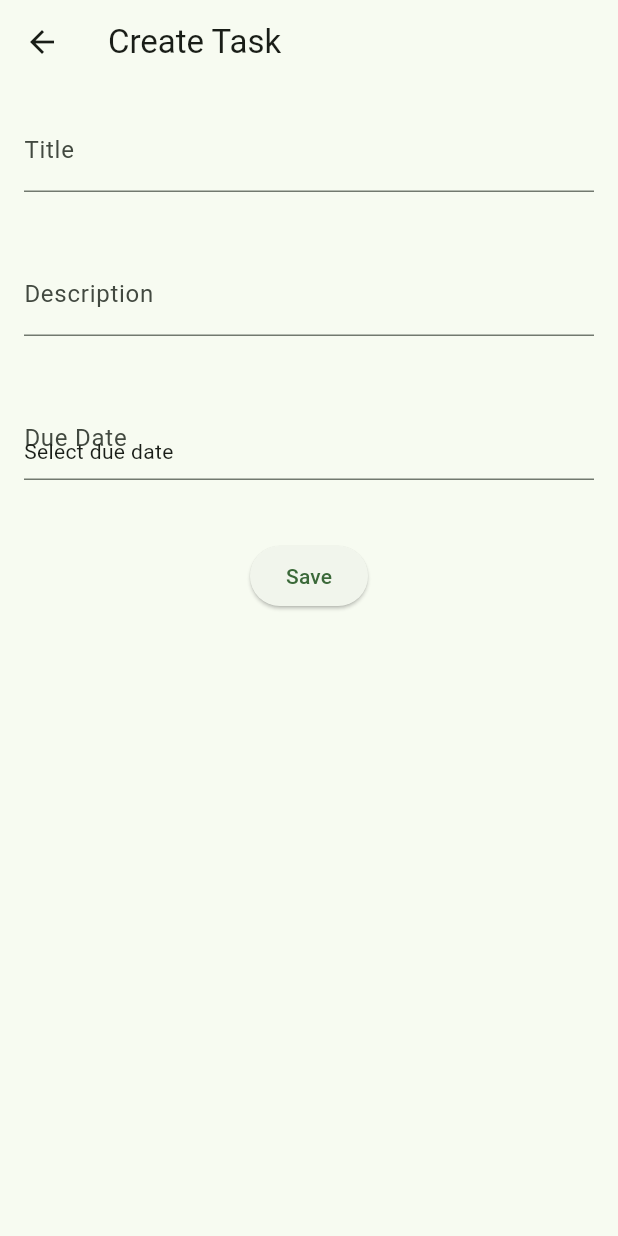
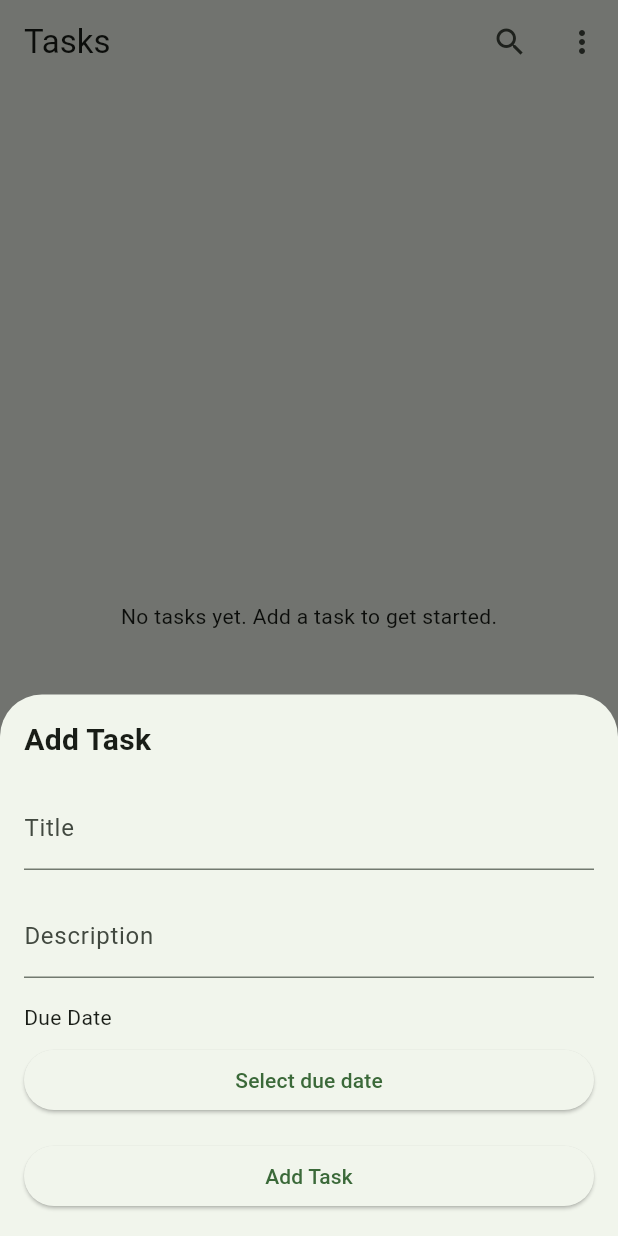
Before and after one commit to AbdelazizHanzaz/task_manager_flutter_app, a Flutter app: the screen it shows after launch, after a tap on the "add" icon, on a phone screen of 412 x 824 dp. Run offline on Flutter 3.47's test engine with Material 2 defaults, Android fonts, the light colour scheme and no system bars; our stand-ins replace hive; accounts and stored records are empty.

Commit message:
updates app version 0.1

```diff
--- a/lib/data/provider.dart
+++ b/lib/data/provider.dart
@@ -7,6 +7,8 @@ class TaskProvider with ChangeNotifier {
   final List<Task> _tasks = [];
 
   List<Task> get tasks => _tasks;
+
+   List<Task> get completedTasks => _tasks.where((task) => task.isCompleted).toList();
 
   //get isLoading => _isLoading;
 
@@ -26,6 +28,11 @@ class TaskProvider with ChangeNotifier {
   void deleteTask(String taskTitle) {
     _tasks.removeWhere((task) => task.title == taskTitle);
     notifyListeners();
+  }
+
+   List<Task> get deletedTasks {
+    //return _tasks.where((task) => task.isDeleted).toList();
+    return _tasks.where((task) => true).toList();
   }
 
   void markTaskAsCompleted(String taskTitle) {
--- a/lib/main.dart
+++ b/lib/main.dart
@@ -3,7 +3,6 @@ import 'package:provider/provider.dart';
 import 'package:task_manager_flutter_app/data/provider.dart';
 import 'package:task_manager_flutter_app/data/services/hive_service.dart';
 import 'package:task_manager_flutter_app/routes/app_routes.dart';
-import 'package:task_manager_flutter_app/screens/tasks_screen.dart';
 
 
 void main() async{
@@ -33,7 +32,7 @@ class MyApp extends StatelessWidget {
       ),
       //home: const TasksScreen(),
       onGenerateRoute: AppRouters.generateRoute,
-      initialRoute: AppRouters.tasks,
+      initialRoute: AppRouters.home,
     );
   }
 }
--- a/lib/routes/app_routes.dart
+++ b/lib/routes/app_routes.dart
@@ -4,6 +4,7 @@ import 'package:flutter/material.dart';
 import 'package:task_manager_flutter_app/data/models/task_model.dart';
 import 'package:task_manager_flutter_app/screens/create_task_screen.dart';
 import 'package:task_manager_flutter_app/screens/edit_task_screen.dart';
+import 'package:task_manager_flutter_app/screens/home_screen.dart';
 import 'package:task_manager_flutter_app/screens/task_details_screen.dart';
 import 'package:task_manager_flutter_app/screens/tasks_screen.dart';
 
@@ -11,6 +12,7 @@ import 'package:task_manager_flutter_app/screens/tasks_screen.dart';
 
 class AppRouters {
 
+  static const String home = '/';
   static const String tasks = '/tasks';
   static const String createTask = '/create-task';
   static const String editTask = '/edit-task';
@@ -19,6 +21,8 @@ class AppRouters {
 
   static Route<dynamic>? generateRoute(RouteSettings settings) {
     switch (settings.name) {
+      case home:
+        return MaterialPageRoute(builder: (_) => const HomeScreen());
       case tasks:
         return MaterialPageRoute(builder: (_) => const TasksScreen());
       case createTask:
--- /dev/null
+++ b/lib/screens/completed_tasks_screen.dart
@@ -0,0 +1,33 @@
+
+import 'package:flutter/material.dart';
+import 'package:provider/provider.dart';
+
+import '../data/provider.dart';
+import '../widgets/task_widget.dart';
+
+class CompletedTasksScreen extends StatelessWidget {
+  const CompletedTasksScreen({super.key});
+
+  @override
+  Widget build(BuildContext context) {
+    final taskProvider = Provider.of<TaskProvider>(context);
+    final completedTasks = taskProvider.completedTasks;
+
+    return Scaffold(
+      appBar: AppBar(
+        title: const Text('Completed Tasks'),
+      ),
+      body: completedTasks.isEmpty
+          ? const Center(
+              child: Text('No completed tasks.'),
+            )
+          : ListView.builder(
+              itemCount: completedTasks.length,
+              itemBuilder: (context, index) {
+                final task = completedTasks[index];
+                return TaskWidget(task: task, taskColor: Colors.blue.shade200,);
+              },
+            ),
+    );
+  }
+}
--- a/lib/screens/create_task_screen.dart
+++ b/lib/screens/create_task_screen.dart
@@ -10,18 +10,13 @@ class CreateTaskScreen extends StatelessWidget {
   Widget build(BuildContext context) {
     final taskProvider = Provider.of<TaskProvider>(context, listen: false);
 
-    return Scaffold(
-      appBar: AppBar(
-        title: const Text('Create Task'),
-      ),
-      body: Padding(
+    return  Padding(
         padding: const EdgeInsets.all(16),
         child:
             TaskFormWidget(onSave: (newTask){
               taskProvider.saveTask(newTask);
                Navigator.of(context).pop();
               }),
-      ),
-    );
+      );
   }
 }
--- /dev/null
+++ b/lib/screens/home_screen.dart
@@ -0,0 +1,71 @@
+import 'package:flutter/material.dart';
+import 'package:task_manager_flutter_app/routes/app_routes.dart';
+
+import '../utils/screen_utils.dart';
+import '../widgets/task_form_popup.dart';
+
+class HomeScreen extends StatefulWidget {
+  const HomeScreen({super.key});
+
+  @override
+  State<HomeScreen> createState() => _HomeScreenState();
+}
+
+class _HomeScreenState extends State<HomeScreen> {
+  int _currentIndex = 0;
+
+  @override
+  Widget build(BuildContext context) {
+    return Scaffold(
+      appBar: AppBar(
+        title: Text(ScreenUtils.getTitle(_currentIndex)),
+        actions: [
+          IconButton(
+            icon: const Icon(Icons.search),
+            onPressed: () {},
+          ),
+          IconButton(
+            icon: const Icon(Icons.more_vert),
+            onPressed: () {},
+          )
+        ],
+      ),
+      body: ScreenUtils.getScreen(_currentIndex),
+      bottomNavigationBar: BottomNavigationBar(
+        currentIndex: _currentIndex,
+        onTap: (index) {
+          setState(() {
+            _currentIndex = index;
+          });
+        },
+        items: [
+          BottomNavigationBarItem(
+            icon: Icon(ScreenUtils.getIcon(0)),
+            label: ScreenUtils.getTitle(0),
+          ),
+          BottomNavigationBarItem(
+            icon: Icon(ScreenUtils.getIcon(1)),
+            label: ScreenUtils.getTitle(1),
+          ),
+          BottomNavigationBarItem(
+            icon: Icon(ScreenUtils.getIcon(2)),
+            label: ScreenUtils.getTitle(2),
+          ),
+          // Add other bottom navigation bar items as needed
+        ],
+      ),
+      floatingActionButton: _currentIndex == 0
+          ? FloatingActionButton(
+              onPressed: () {
+                showModalBottomSheet(
+                  context: context,
+                  builder: (_) => const TaskPopupWidget(),
+                );
+              },
+              child: const Icon(Icons.add),
+            )
+          : null,
+      floatingActionButtonLocation: FloatingActionButtonLocation.centerFloat,
+    );
+  }
+}
--- a/lib/screens/tasks_screen.dart
+++ b/lib/screens/tasks_screen.dart
@@ -1,6 +1,5 @@
 import 'package:flutter/material.dart';
 import 'package:provider/provider.dart';
-import 'package:task_manager_flutter_app/routes/app_routes.dart';
 import 'package:task_manager_flutter_app/widgets/task_list.dart';
 
 import '../data/provider.dart';
@@ -14,19 +13,10 @@ class TasksScreen extends StatelessWidget {
     final tasks = taskProvider.tasks;
     //final isLoading = taskProvider.isLoading;
 
-    return Scaffold(
-      appBar: AppBar(
-        title: const Text('Tasks'),
-      ),
-      body: tasks.isNotEmpty
+    return tasks.isNotEmpty
           ? TaskList(tasks: tasks)
           : const Center(
               child: Text('No tasks yet. Add a task to get started.'),
-            ),
-      floatingActionButton: FloatingActionButton(
-        onPressed: ()=> Navigator.pushNamed(context, AppRouters.createTask),
-        child: const Icon(Icons.add, size: 24,),
-        ),
-    );
+            );
   }
 }
--- /dev/null
+++ b/lib/utils/screen_utils.dart
@@ -0,0 +1,52 @@
+
+
+import 'package:flutter/material.dart';
+import 'package:task_manager_flutter_app/screens/deleted_tasks_screen.dart';
+
+import '../screens/tasks_screen.dart';
+
+class ScreenUtils {
+
+  static const String tasksScreenTitle = "Tasks";
+  static const String completedTasksScreenTitle = "Completed Tasks";
+  static const String deletedTasksScreenTitle = "Deleted Tasks";
+
+  static Widget getScreen(int index) {
+    switch (index) {
+      case 0:
+        return const TasksScreen();
+      case 1:
+        return Container();
+      case 2:
+        return const DeletedTasksScreen();
+      default:
+        return Container();
+    }
+  }
+
+  static String getTitle(int index) {
+    switch (index) {
+      case 0:
+        return tasksScreenTitle;
+      case 1:
+        return completedTasksScreenTitle;
+      case 2:
+        return deletedTasksScreenTitle;
+      default:
+        return 'No Title';
+    }
+  }
+
+  static IconData getIcon(int index) {
+    switch (index) {
+      case 0:
+        return Icons.list;
+      case 1:
+        return Icons.done;
+      case 2:
+        return Icons.delete;
+      default:
+        return Icons.error;
+    }
+  }
+}
--- a/lib/widgets/task_form.dart
+++ b/lib/widgets/task_form.dart
@@ -137,7 +137,7 @@ class _TaskFormWidgetState extends State<TaskFormWidget> {
             onTap: () => _selectDueDate(context),
             child: InputDecorator(
               decoration: const InputDecoration(
-                labelText: 'Due Date',
+                //labelText: 'Due Date',
                 hintText: 'Select due date',
               ),
               isEmpty: _dueDate == null,
--- /dev/null
+++ b/lib/widgets/task_form_popup.dart
@@ -0,0 +1,119 @@
+import 'package:flutter/material.dart';
+import 'package:provider/provider.dart';
+
+import '../data/models/task_model.dart';
+import '../data/provider.dart';
+
+class TaskPopupWidget extends StatefulWidget {
+  const TaskPopupWidget({super.key});
+
+  @override
+  State<TaskPopupWidget> createState() => _TaskPopupWidgetState();
+}
+
+class _TaskPopupWidgetState extends State<TaskPopupWidget> {
+  late TextEditingController _titleController;
+  late TextEditingController _descriptionController;
+  late DateTime _dueDate;
+  late FocusNode _descriptionFocusNode;
+
+
+  @override
+  void initState() {
+    super.initState();
+    _titleController = TextEditingController();
+    _descriptionController = TextEditingController();
+    _dueDate = DateTime.now();
+    _descriptionFocusNode = FocusNode();
+  }
+
+  @override
+  void dispose() {
+    _titleController.dispose();
+    _descriptionController.dispose();
+        _descriptionFocusNode.dispose();
+
+    super.dispose();
+  }
+
+  void _addTask() {
+    final title = _titleController.text;
+    final description = _descriptionController.text;
+
+    final newTask = Task(
+      title: title,
+      description: description,
+      dueDate: _dueDate,
+      isCompleted: false,
+    );
+
+    final taskProvider = Provider.of<TaskProvider>(context, listen: false);
+    taskProvider.saveTask(newTask);
+
+    Navigator.pop(context);
+  }
+
+  @override
+  Widget build(BuildContext context) {
+    return GestureDetector(
+      onTap: () {
+        // Close the popup when tapping outside the content
+        FocusScope.of(context).unfocus();
+      },
+      child: SafeArea(
+        child: SingleChildScrollView(
+          child: Padding(
+            padding: const EdgeInsets.all(16.0),
+            child: Column(
+              crossAxisAlignment: CrossAxisAlignment.stretch,
+              children: [
+                const Text(
+                  'Add Task',
+                  style: TextStyle(
+                    fontSize: 20,
+                    fontWeight: FontWeight.bold,
+                  ),
+                ),
+                const SizedBox(height: 16),
+                TextFormField(
+                  controller: _titleController,
+                  decoration: const InputDecoration(labelText: 'Title'),
+                ),
+                const SizedBox(height: 16),
+                TextFormField(
+                  controller: _descriptionController,
+                  decoration: const InputDecoration(labelText: 'Description'),
+                ),
+                const SizedBox(height: 16),
+                const Text('Due Date'),
+                const SizedBox(height: 8),
+                ElevatedButton(
+                  onPressed: () async {
+                    final pickedDate = await showDatePicker(
+                      context: context,
+                      initialDate: _dueDate,
+                      firstDate: DateTime(2000),
+                      lastDate: DateTime(2100),
+                    );
+
+                    if (pickedDate != null) {
+                      setState(() {
+                        _dueDate = pickedDate;
+                      });
+                    }
+                  },
+                  child: const Text('Select due date'),
+                ),
+                const SizedBox(height: 16),
+                ElevatedButton(
+                  onPressed: _addTask,
+                  child: const Text('Add Task'),
+                ),
+              ],
+            ),
+          ),
+        ),
+      ),
+    );
+  }
+}
--- a/lib/widgets/task_list.dart
+++ b/lib/widgets/task_list.dart
@@ -21,10 +21,9 @@ class TaskList extends StatelessWidget {
         return TaskCard(
           task: task,
           onMarkAsCompleted: () {
-            // Handle mark as completed action
+             taskProvider.markTaskAsCompleted(task.title);
           },
           onDelete: () {
-            // Handle delete action
             taskProvider.deleteTask(task.title);
           },
         );
--- /dev/null
+++ b/lib/widgets/task_widget.dart
@@ -0,0 +1,31 @@
+
+import 'package:flutter/material.dart';
+
+import '../data/models/task_model.dart';
+
+class TaskWidget extends StatelessWidget {
+  final Task task;
+  final Color taskColor;
+
+  const TaskWidget({super.key,
+    required this.task,
+    this.taskColor = Colors.black,
+  });
+
+  @override
+  Widget build(BuildContext context) {
+    return ListTile(
+      title: Text(
+        task.title,
+        style: TextStyle(
+          color: taskColor,
+          fontWeight: task.isCompleted ? FontWeight.bold : FontWeight.normal,
+        ),
+      ),
+      subtitle: Text(task.description),
+      onTap: () {
+        // Handle task onTap action if needed
+      },
+    );
+  }
+}
```
Also changed, not shown: lib/screens/deleted_tasks_screen.dart (added, +29 -0 lines), lib/screens/edit_task_screen.dart (+2 -7 lines).
